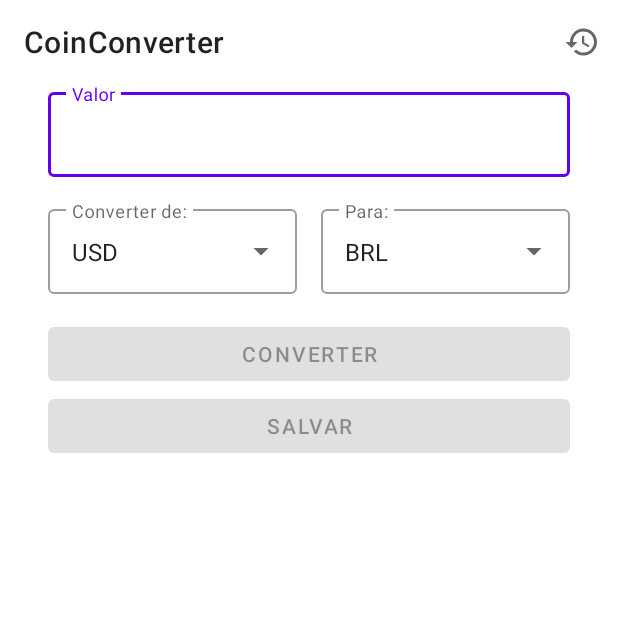
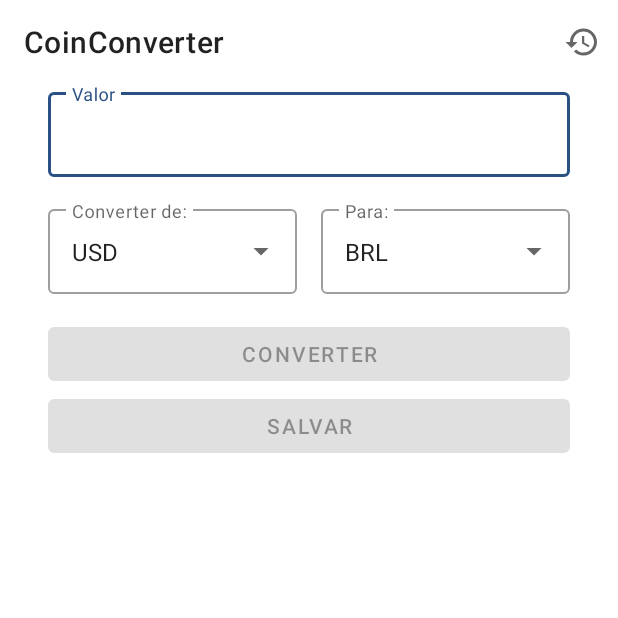
Before and after one commit to GuilhermeDellatin/CoinConverter, an Android app: the screen it shows after launch (MainActivity), on a phone screen of 412 x 824 dp, the top half of it. Run offline under Robolectric (Android 15) with nearby library versions, the light colour scheme and no system bars; our stand-ins replace Room's generated code; pictures from the network do not load.

Commit message:
Personalized theme

```diff
--- a/app/src/main/res/values-night/themes.xml
+++ b/app/src/main/res/values-night/themes.xml
@@ -2,13 +2,13 @@
     <!-- Base application theme. -->
     <style name="Theme.CoinConverter" parent="Theme.MaterialComponents.DayNight.NoActionBar">
         <!-- Primary brand color. -->
-        <item name="colorPrimary">@color/purple_200</item>
-        <item name="colorPrimaryVariant">@color/purple_700</item>
-        <item name="colorOnPrimary">@color/black</item>
+        <item name="colorPrimary">@color/blue_theme</item>
+        <item name="colorPrimaryVariant">@color/blue_theme</item>
+        <item name="colorOnPrimary">@color/white</item>
         <!-- Secondary brand color. -->
         <item name="colorSecondary">@color/teal_200</item>
         <item name="colorSecondaryVariant">@color/teal_200</item>
-        <item name="colorOnSecondary">@color/black</item>
+        <item name="colorOnSecondary">@color/blue_theme</item>
         <!-- Status bar color. -->
         <item name="android:statusBarColor" tools:targetApi="l">?attr/colorPrimaryVariant</item>
         <!-- Customize your theme here. -->
--- a/app/src/main/res/values/colors.xml
+++ b/app/src/main/res/values/colors.xml
@@ -7,4 +7,7 @@
     <color name="teal_700">#FF018786</color>
     <color name="black">#FF000000</color>
     <color name="white">#FFFFFFFF</color>
+
+    <color name="blue_theme">#295183</color>
+
 </resources>
--- a/app/src/main/res/values/themes.xml
+++ b/app/src/main/res/values/themes.xml
@@ -2,13 +2,13 @@
     <!-- Base application theme. -->
     <style name="Theme.CoinConverter" parent="Theme.MaterialComponents.DayNight.NoActionBar">
         <!-- Primary brand color. -->
-        <item name="colorPrimary">@color/purple_500</item>
-        <item name="colorPrimaryVariant">@color/purple_700</item>
+        <item name="colorPrimary">@color/blue_theme</item>
+        <item name="colorPrimaryVariant">@color/blue_theme</item>
         <item name="colorOnPrimary">@color/white</item>
         <!-- Secondary brand color. -->
         <item name="colorSecondary">@color/teal_200</item>
         <item name="colorSecondaryVariant">@color/teal_700</item>
-        <item name="colorOnSecondary">@color/black</item>
+        <item name="colorOnSecondary">@color/blue_theme</item>
         <!-- Status bar color. -->
         <item name="android:statusBarColor" tools:targetApi="l">?attr/colorPrimaryVariant</item>
         <!-- Customize your theme here. -->
```
